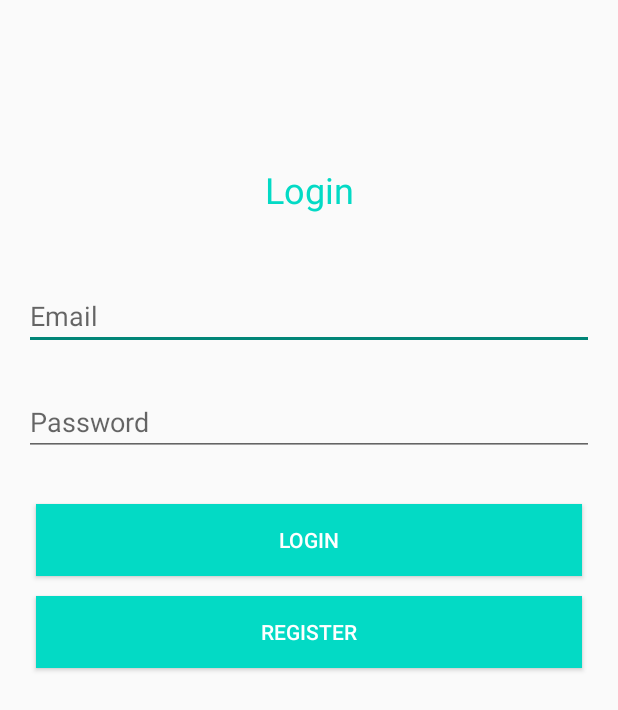
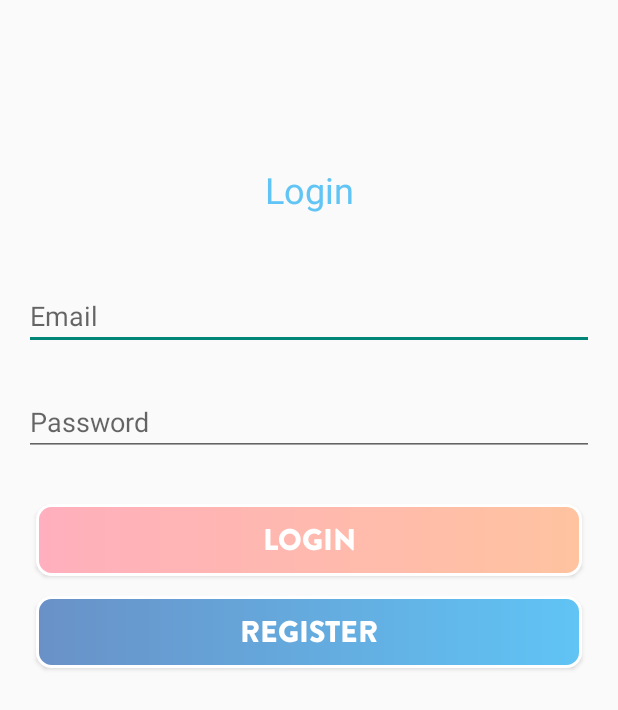
Before and after one commit to tommercoder/CountryZespolowy, an Android app: the screen it shows after launch (MainActivity), on a phone screen of 412 x 824 dp. Shown: the top 710 px of the screen. Run offline under Robolectric (Android 15) with nearby library versions, the phone set to English and light mode, and no system bars; our stand-ins replace Firebase (no records; nobody signed in at launch, a user with empty details on screens opened directly).

Commit message:
[TS] final checks

```diff
--- a/app/src/main/java/com/example/country/ActivitiesNav/results.java
+++ b/app/src/main/java/com/example/country/ActivitiesNav/results.java
@@ -259,11 +259,13 @@ public class results extends AppCompatActivity {
                                     age.setText(ageDB);
                                     party.setText(partyDB);
                                     Glide.with(image).load(imgDB).into(image);
+
                                     DatabaseReference res = FirebaseDatabase.getInstance().getReference("result");
                                     res.child("CityResult").child("name").setValue(nameDB);
                                     res.child("CityResult").child("age").setValue(ageDB);
                                     res.child("CityResult").child("party").setValue(partyDB);
                                     res.child("CityResult").child("votes").setValue(max);
+                                    res.child("CityResult").child("purl").setValue(imgDB);
                                 }
                             }
                         }
@@ -397,6 +399,7 @@ public class results extends AppCompatActivity {
                                         res.child("mayorResult").child("age").setValue(ageDB);
                                         res.child("mayorResult").child("party").setValue(partyDB);
                                         res.child("mayorResult").child("votes").setValue(max);
+                                        res.child("mayorResult").child("purl").setValue(imgDB);
                                     }
                                 }
                             }
@@ -536,6 +539,7 @@ public class results extends AppCompatActivity {
                                         res.child("PresidentResult").child("age").setValue(ageDB);
                                         res.child("PresidentResult").child("party").setValue(partyDB);
                                         res.child("PresidentResult").child("votes").setValue(max);
+                                        res.child("PresidentResult").child("purl").setValue(imgDB);
                                     }
                                 }
                             }
--- a/app/src/main/java/com/example/country/register_window.java
+++ b/app/src/main/java/com/example/country/register_window.java
@@ -161,7 +161,7 @@ public class register_window extends AppCompatActivity {
                                                             user.setEmail(EmailText.getText().toString());
                                                             user.setPassport(PassportText.getText().toString());
                                                             user.setPhone(PhoneText.getText().toString());
-                                                            user.setPassword(PasswordText.getText().toString());
+                                                            //user.setPassword(PasswordText.getText().toString());
                                                             user.setCity(CityText.getText().toString());
                                                             user.setVotedCity("no");
                                                             user.setVotedMayor("no");
--- a/app/src/main/res/layout/activity_main.xml
+++ b/app/src/main/res/layout/activity_main.xml
@@ -20,6 +20,7 @@
         app:layout_constraintEnd_toEndOf="parent"
         app:layout_constraintStart_toStartOf="parent"
         app:layout_constraintTop_toBottomOf="@+id/btnRegister"
+
         tools:visibility="visible" />
 
     <Button
@@ -30,8 +31,10 @@
         android:layout_marginStart="24dp"
         android:layout_marginEnd="24dp"
         android:layout_marginBottom="49dp"
-        android:background="@color/colorAccent"
+        android:background="@drawable/background_border"
         android:text="Register"
+        android:textSize="20dp"
+        android:fontFamily="@font/bgb"
         android:textColor="@android:color/white"
         app:layout_constraintBottom_toTopOf="@+id/progressBar2"
         app:layout_constraintEnd_toEndOf="parent"
@@ -49,8 +52,11 @@
         android:layout_marginStart="24dp"
         android:layout_marginEnd="24dp"
         android:layout_marginBottom="13dp"
-        android:background="@color/colorAccent"
+        android:background="@drawable/results_design"
         android:text="Login"
+        android:fontFamily="@font/bgb"
+
+        android:textSize="20dp"
         android:textColor="@android:color/white"
         android:visibility="visible"
         app:layout_constraintBottom_toTopOf="@+id/btnRegister"
@@ -67,6 +73,7 @@
         android:layout_marginEnd="16dp"
         android:layout_marginBottom="25dp"
         android:hint="Email"
+
         android:inputType="textEmailAddress"
         app:layout_constraintBottom_toTopOf="@+id/passField"
         app:layout_constraintEnd_toEndOf="parent"
@@ -96,7 +103,7 @@
         android:layout_marginBottom="45dp"
         android:text="Login"
         android:textAlignment="center"
-        android:textColor="@color/colorAccent"
+        android:textColor="@color/startgrad"
         android:textSize="24sp"
         app:layout_constraintBottom_toTopOf="@+id/emailField"
         app:layout_constraintEnd_toEndOf="parent"
```
Also changed, not shown: app/src/main/res/layout/activity_register_window.xml (+6 -3 lines), 9 other files.
